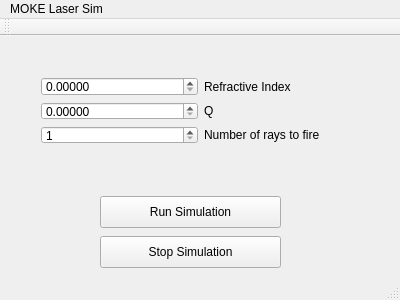
Before: the Qt Designer form mokelasersim.ui in Billlynch/COMP30040, drawn with Qt 5.
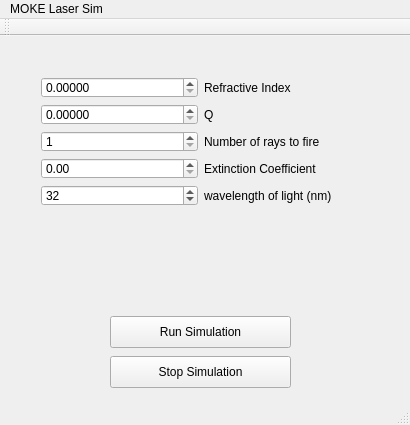
After: the same form once the commit is applied.

Commit message: give K and W values to Ray and Sample

```diff
--- a/mokelasersim.ui
+++ b/mokelasersim.ui
@@ -6,8 +6,8 @@
    <rect>
     <x>0</x>
     <y>0</y>
-    <width>400</width>
-    <height>300</height>
+    <width>410</width>
+    <height>425</height>
    </rect>
   </property>
   <property name="windowTitle">
@@ -20,28 +20,14 @@
       <x>30</x>
       <y>30</y>
       <width>341</width>
-      <height>89</height>
+      <height>151</height>
      </rect>
     </property>
     <layout class="QGridLayout" name="gridLayout">
-     <item row="1" column="0">
-      <widget class="QDoubleSpinBox" name="QValueBox">
-       <property name="decimals">
-        <number>5</number>
-       </property>
-      </widget>
-     </item>
-     <item row="0" column="1">
-      <widget class="QLabel" name="label">
+     <item row="3" column="1">
+      <widget class="QLabel" name="label_4">
        <property name="text">
-        <string>Refractive Index</string>
-       </property>
-      </widget>
-     </item>
-     <item row="0" column="0">
-      <widget class="QDoubleSpinBox" name="RefractiveIndexBox">
-       <property name="decimals">
-        <number>5</number>
+        <string>Extinction Coefficient</string>
        </property>
       </widget>
      </item>
@@ -52,6 +38,16 @@
        </property>
       </widget>
      </item>
+     <item row="0" column="1">
+      <widget class="QLabel" name="label">
+       <property name="text">
+        <string>Refractive Index</string>
+       </property>
+      </widget>
+     </item>
+     <item row="3" column="0">
+      <widget class="QDoubleSpinBox" name="ExtinctionCoefficient"/>
+     </item>
      <item row="2" column="0">
       <widget class="QSpinBox" name="rayCount">
        <property name="minimum">
@@ -62,6 +58,20 @@
        </property>
       </widget>
      </item>
+     <item row="1" column="0">
+      <widget class="QDoubleSpinBox" name="QValueBox">
+       <property name="decimals">
+        <number>5</number>
+       </property>
+      </widget>
+     </item>
+     <item row="0" column="0">
+      <widget class="QDoubleSpinBox" name="RefractiveIndexBox">
+       <property name="decimals">
+        <number>5</number>
+       </property>
+      </widget>
+     </item>
      <item row="2" column="1">
       <widget class="QLabel" name="label_3">
        <property name="text">
@@ -69,13 +79,30 @@
        </property>
       </widget>
      </item>
+     <item row="4" column="0">
+      <widget class="QSpinBox" name="waveLength">
+       <property name="minimum">
+        <number>1</number>
+       </property>
+       <property name="value">
+        <number>32</number>
+       </property>
+      </widget>
+     </item>
+     <item row="4" column="1">
+      <widget class="QLabel" name="label_5">
+       <property name="text">
+        <string>wavelength of light (nm)</string>
+       </property>
+      </widget>
+     </item>
     </layout>
    </widget>
    <widget class="QPushButton" name="RunSimButton">
     <property name="geometry">
      <rect>
-      <x>100</x>
-      <y>160</y>
+      <x>110</x>
+      <y>280</y>
       <width>181</width>
       <height>32</height>
      </rect>
@@ -87,8 +114,8 @@
    <widget class="QPushButton" name="StopSimButton">
     <property name="geometry">
      <rect>
-      <x>100</x>
-      <y>200</y>
+      <x>110</x>
+      <y>320</y>
       <width>181</width>
       <height>32</height>
      </rect>
@@ -103,7 +130,7 @@
     <rect>
      <x>0</x>
      <y>0</y>
-     <width>400</width>
+     <width>410</width>
      <height>22</height>
     </rect>
    </property>
```
The commit also changes 7 other files.
